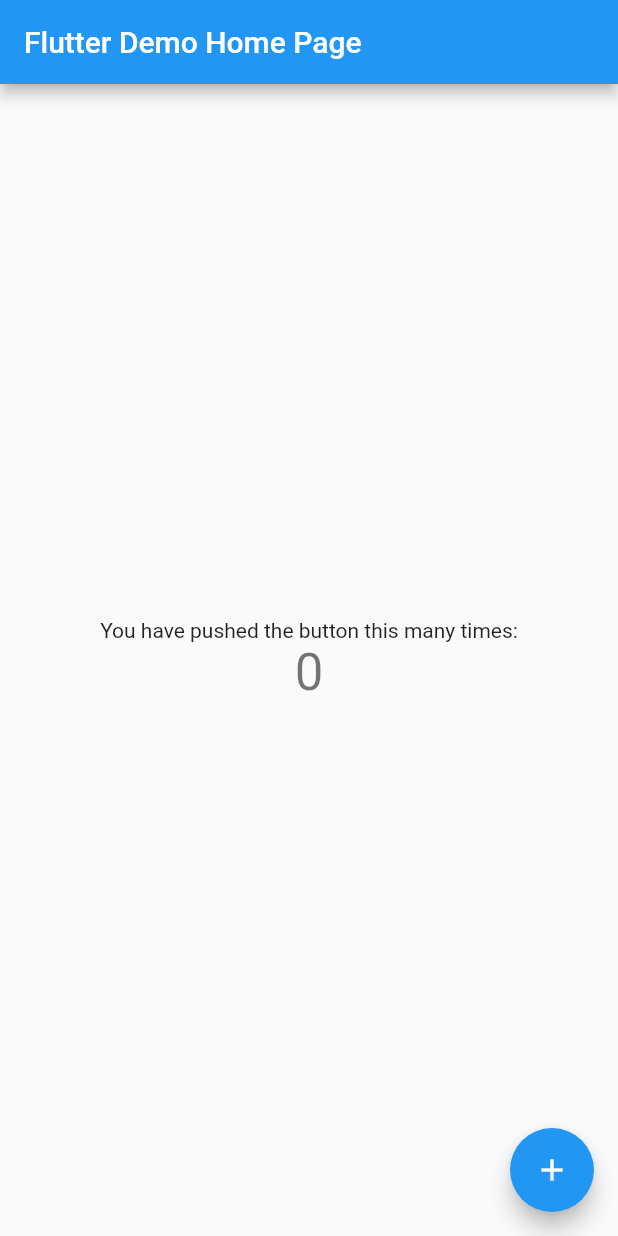
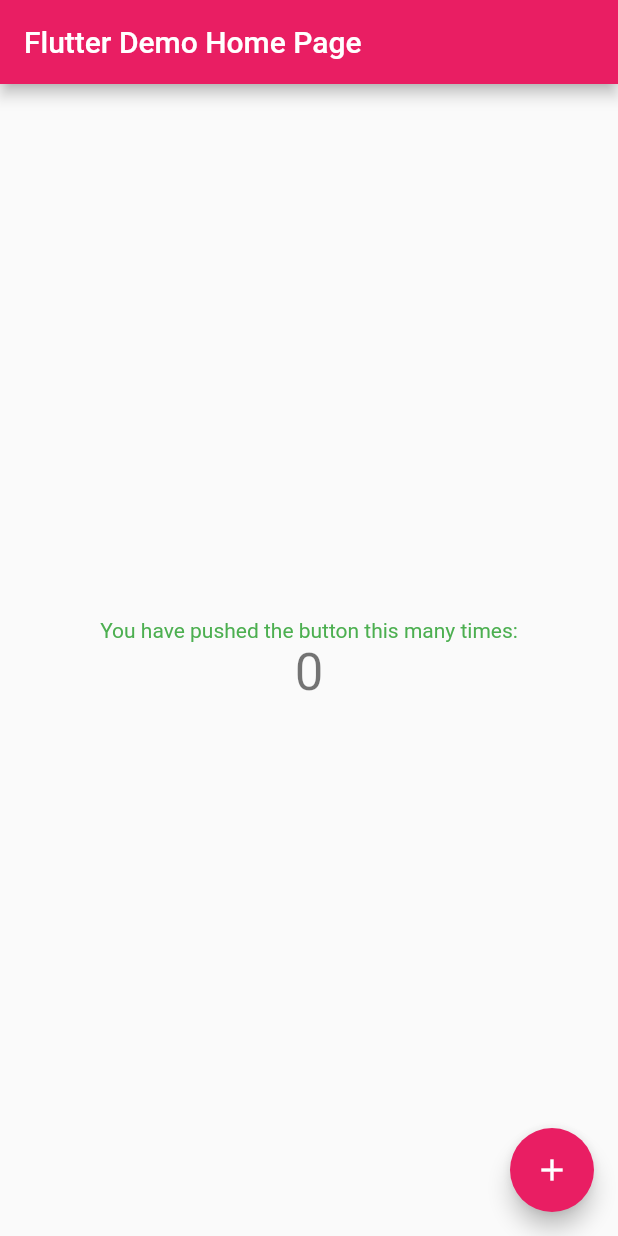
Before and after one commit to js-jay-patel/Demo_App1, a Flutter app: the screen it shows after launch, on a phone screen of 412 x 824 dp. Run offline on Flutter 3.47's test engine with Material 2 defaults, Android fonts, the phone set to English and light mode, and no system bars.

Commit message:
theme color change

```diff
--- a/lib/main.dart
+++ b/lib/main.dart
@@ -22,7 +22,7 @@ class MyApp extends StatelessWidget {
         // or simply save your changes to "hot reload" in a Flutter IDE).
         // Notice that the counter didn't reset back to zero; the application
         // is not restarted.
-        primarySwatch: Colors.blue,
+        primarySwatch: Colors.pink,
       ),
       home: const MyHomePage(title: 'Flutter Demo Home Page'),
     );
@@ -96,7 +96,7 @@ class _MyHomePageState extends State<MyHomePage> {
           mainAxisAlignment: MainAxisAlignment.center,
           children: <Widget>[
             const Text(
-              'You have pushed the button this many times:',
+              'You have pushed the button this many times:',style: TextStyle(color: Colors.green),
             ),
             Text(
               '$_counter',
```
